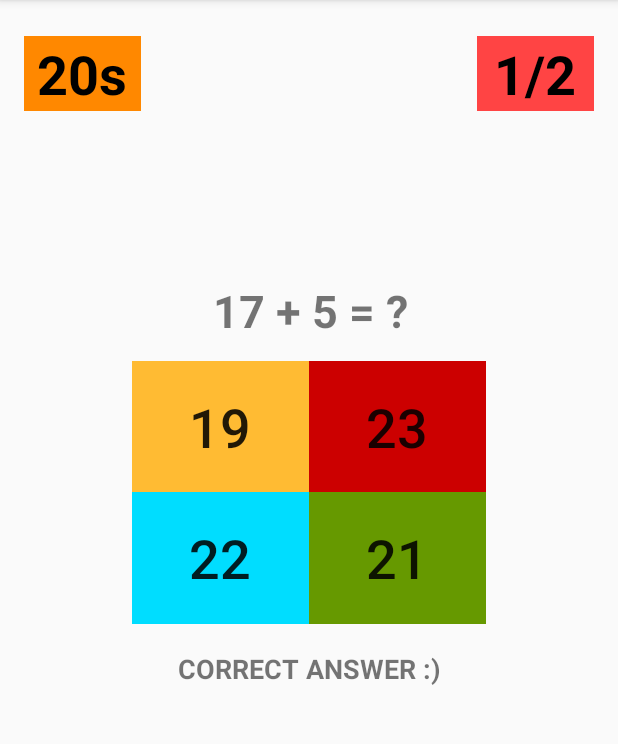
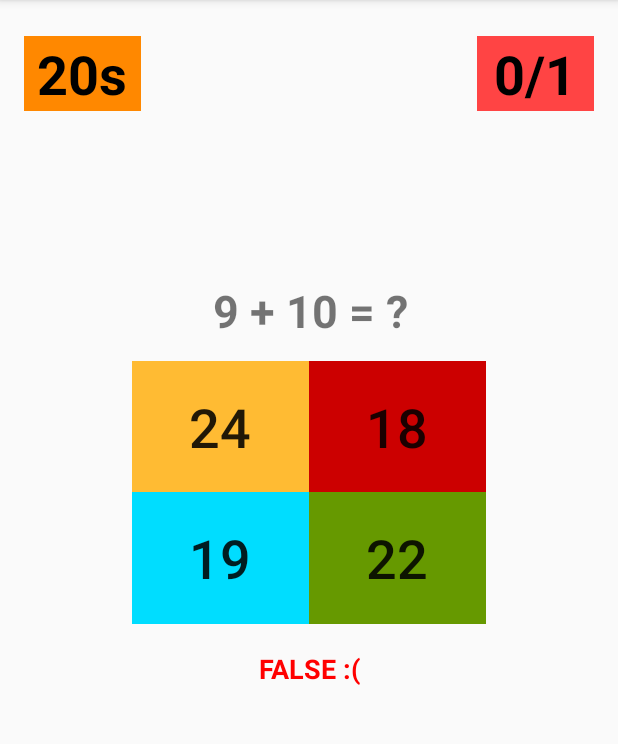
Before and after one commit to Tepenox/Brain-Trainer, an Android app: the screen it shows after launch (MainActivity), after a tap on "19", on a phone screen of 412 x 824 dp, the part 84-828 px from its top. Run offline under Robolectric (Android 15) with nearby library versions, the phone set to English and light mode, and no system bars.

Commit message:
added score counting

```diff
--- a/app/src/main/java/com/example/anass/braintrainer/MainActivity.java
+++ b/app/src/main/java/com/example/anass/braintrainer/MainActivity.java
@@ -1,5 +1,6 @@
 package com.example.anass.braintrainer;
 
+import android.graphics.Color;
 import android.os.CountDownTimer;
 import android.support.v7.app.AppCompatActivity;
 import android.os.Bundle;
@@ -18,29 +19,42 @@ public class MainActivity extends AppCompatActivity {
     TextView timerTextView;
     TextView scoreTextView;
     TextView questionTextView;
-    TextView answerTextView;
+    TextView resultTextView;
     Button choice1;
     Button choice2;
     Button choice3;
     Button choice4;
     String correctChoiceTag;
     List<Button> choices;
+    Random rand;
     int gameState;
-
-    Random rand;
-
     int randomNum1;
     int randomNum2;
     int correctAnswer;
-
+    int correctAnswerCounter;
+    int answersCounter;
     CountDownTimer gameTime;
 
-    public void onChoiceClick(View view){
+    public void onChoiceClick(View view) {
+        resultTextView.setVisibility(View.VISIBLE);
+        if (view.getTag().toString().equals(correctChoiceTag)) {
+            // if correct
+            answersCounter++;
+            correctAnswerCounter++;
+            scoreTextView.setText(correctAnswerCounter+"/"+answersCounter);
+            generateNewQuestion();
+            resultTextView.setTextColor(Color.rgb(0, 165, 16));
+            resultTextView.setText("True :)");
+            //TODO add correct sound effect
 
-        if (view.getTag().toString().equals(correctChoiceTag)){
-            Log.i("i","CORRECT");
-        }else {
-            Log.i("i","FALSE");
+        } else {
+            // if no
+            answersCounter++;
+            scoreTextView.setText(correctAnswerCounter+"/"+answersCounter);
+            resultTextView.setTextColor(Color.RED);
+            resultTextView.setText("False :(");
+            generateNewQuestion();
+            //TODO add wrong sound effect
 
         }
 
@@ -55,7 +69,8 @@ public class MainActivity extends AppCompatActivity {
         timerTextView = findViewById(R.id.timerTextView);
         scoreTextView = findViewById(R.id.scoreTextView);
         questionTextView = findViewById(R.id.questionTextView);
-        answerTextView = findViewById(R.id.answerTextView);
+        resultTextView = findViewById(R.id.resultTextView);
+        resultTextView.setVisibility(View.INVISIBLE);
         choice1 = findViewById(R.id.choice1);
         choice2 = findViewById(R.id.choice2);
         choice3 = findViewById(R.id.choice3);
@@ -64,10 +79,8 @@ public class MainActivity extends AppCompatActivity {
                 choice4));
         rand = new Random();
 
-        correctAnswer = generateTwoRandomNumber();
-        String questionString = randomNum1 + " + " + randomNum2 + " = " + "?";
-        questionTextView.setText(questionString);
-        populateChoices();
+
+        generateNewQuestion();
 
 
         gameTime = new CountDownTimer(30000, 1000) {
@@ -115,10 +128,10 @@ public class MainActivity extends AppCompatActivity {
             int closeAnswer = rand.nextInt((max - min) + 1) + min;
             //checking if the randomly generated answer is the same as the correct answer
             //if yes generate a new one until it s not the same
-            while (true){
-                if (closeAnswer == correctAnswer){
+            while (true) {
+                if (closeAnswer == correctAnswer) {
                     closeAnswer = rand.nextInt((max - min) + 1) + min;
-                }else {
+                } else {
                     break;
                 }
             }
@@ -129,5 +142,12 @@ public class MainActivity extends AppCompatActivity {
 
     }
 
+    private void generateNewQuestion() {
+        correctAnswer = generateTwoRandomNumber();
+        String questionString = randomNum1 + " + " + randomNum2 + " = " + "?";
+        questionTextView.setText(questionString);
+        populateChoices();
+    }
+
 
 }
--- a/app/src/main/res/layout/activity_main.xml
+++ b/app/src/main/res/layout/activity_main.xml
@@ -101,7 +101,7 @@
         android:layout_marginRight="16dp"
         android:background="@android:color/holo_red_light"
         android:gravity="center"
-        android:text="1/2"
+        android:text="0/0"
         android:textColor="@android:color/background_dark"
         android:textSize="36sp"
         android:textStyle="bold"
@@ -109,7 +109,7 @@
         app:layout_constraintTop_toTopOf="parent" />
 
     <TextView
-        android:id="@+id/answerTextView"
+        android:id="@+id/resultTextView"
         android:layout_width="202dp"
         android:layout_height="44dp"
         android:layout_marginStart="8dp"
```
